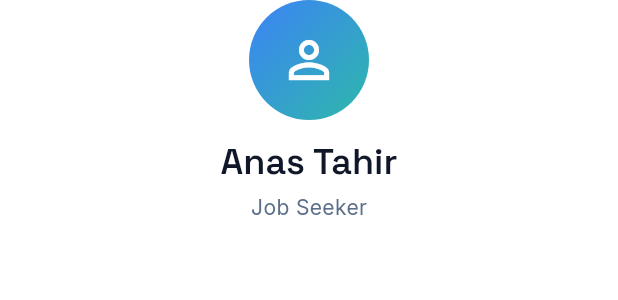
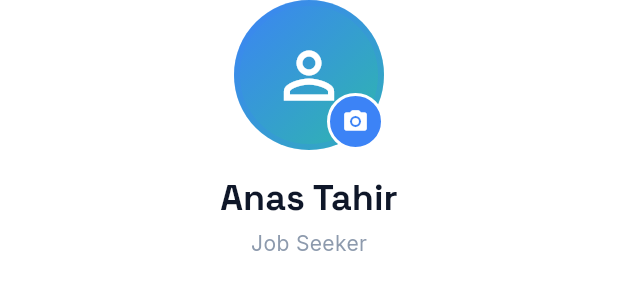
Before and after one commit to hashamdev-webix/jooblie-mobile-app, a Flutter app: the ProfileAvtarAndNameHeader widget shown alone on an empty page, opened directly with empty values, on a phone screen of 412 x 824 dp. Shown: the top 300 px of the screen. Run offline on Flutter 3.47's test engine with Material 3 defaults, Android fonts, the phone set to English and light mode, and no system bars; our stand-ins replace animate_do, another_flushbar, app_links, cached_network_image, flutter_dotenv, flutter_easyloading and 10 more; accounts and stored records are empty; network calls fail.

Commit message:
Update profile_avtar_and_name_header_widget.dart

```diff
--- a/lib/views/job_seeker/job_seeker_profile_view/widgets/profile_avtar_and_name_header_widget.dart
+++ b/lib/views/job_seeker/job_seeker_profile_view/widgets/profile_avtar_and_name_header_widget.dart
@@ -1,7 +1,8 @@
 import 'package:flutter/material.dart';
 import 'package:jooblie_app/viewmodels/jobseeker_profile_viewmodel.dart';
-
 import '../../../../core/app_colors.dart';
+import 'package:cached_network_image/cached_network_image.dart';
+import 'package:shimmer/shimmer.dart';
 
 class ProfileAvtarAndNameHeader extends StatelessWidget {
   const ProfileAvtarAndNameHeader({
@@ -18,28 +19,112 @@ class ProfileAvtarAndNameHeader extends StatelessWidget {
     return Center(
       child: Column(
         children: [
+          Stack(
+            children: [
               Container(
-            width: 80,
-            height: 80,
+                width: 100,
+                height: 100,
                 decoration: BoxDecoration(
-              gradient: AppColors.gradientPrimary,
-              borderRadius: BorderRadius.circular(40),
+                  shape: BoxShape.circle,
+                  gradient: (viewModel.pickedImage == null &&
+                          viewModel.profile.avatarUrl == null)
+                      ? AppColors.gradientPrimary
+                      : null,
+                  border: Border.all(
+                    color: AppColors.lightPrimary.withValues(alpha: 0.2),
+                    width: 4,
+                  ),
+                ),
+                child: ClipRRect(
+                  borderRadius: BorderRadius.circular(50),
+                  child: _buildAvatarImage(),
+                ),
+              ),
+              Positioned(
+                bottom: 0,
+                right: 0,
+                child: GestureDetector(
+                  onTap: () => viewModel.pickImage(),
+                  child: Container(
+                    padding: const EdgeInsets.all(8),
+                    decoration: BoxDecoration(
+                      color: AppColors.lightPrimary,
+                      shape: BoxShape.circle,
+                      border: Border.all(color: Colors.white, width: 2),
                     ),
                     child: const Icon(
-              Icons.person_outline,
+                      Icons.camera_alt_rounded,
                       color: Colors.white,
-              size: 40,
+                      size: 18,
                     ),
                   ),
-          const SizedBox(height: 12),
+                ),
+              ),
+            ],
+          ),
+          if (viewModel.pickedImage != null ||
+              (viewModel.profile.avatarUrl != null && !viewModel.isImageRemoved))
+            Padding(
+              padding: const EdgeInsets.only(top: 8),
+              child: TextButton.icon(
+                onPressed: () => viewModel.removeImage(),
+                icon: Icon(Icons.delete_outline, size: 16, color: theme.colorScheme.error),
+                label: Text(
+                  'Remove Photo',
+                  style: TextStyle(color: theme.colorScheme.error, fontSize: 12),
+                ),
+              ),
+            ),
+          const SizedBox(height: 16),
           Text(
             viewModel.profile.fullName,
-            style: theme.textTheme.headlineSmall,
+            style: theme.textTheme.headlineSmall?.copyWith(
+              fontWeight: FontWeight.bold,
+            ),
           ),
           const SizedBox(height: 4),
-          Text('Job Seeker', style: theme.textTheme.bodyMedium),
+          Text(
+            'Job Seeker',
+            style: theme.textTheme.bodyMedium?.copyWith(
+              color: theme.textTheme.bodyMedium?.color?.withValues(alpha: 0.7),
+            ),
+          ),
         ],
       ),
     );
   }
+
+  Widget _buildAvatarImage() {
+    if (viewModel.pickedImage != null) {
+      return Image.file(
+        viewModel.pickedImage!,
+        fit: BoxFit.cover,
+      );
     }
+
+    if (viewModel.profile.avatarUrl != null && !viewModel.isImageRemoved) {
+      return CachedNetworkImage(
+        imageUrl: viewModel.profile.avatarUrl!,
+        fit: BoxFit.cover,
+        placeholder: (context, url) => Shimmer.fromColors(
+          baseColor: Colors.grey[300]!,
+          highlightColor: Colors.grey[100]!,
+          child: Container(
+            color: Colors.white,
+          ),
+        ),
+        errorWidget: (context, url, error) => const Icon(
+          Icons.person_outline,
+          color: Colors.white,
+          size: 50,
+        ),
+      );
+    }
+
+    return const Icon(
+      Icons.person_outline,
+      color: Colors.white,
+      size: 50,
+    );
+  }
+}
```
Lines whose indentation alone changed are shown as unchanged.
